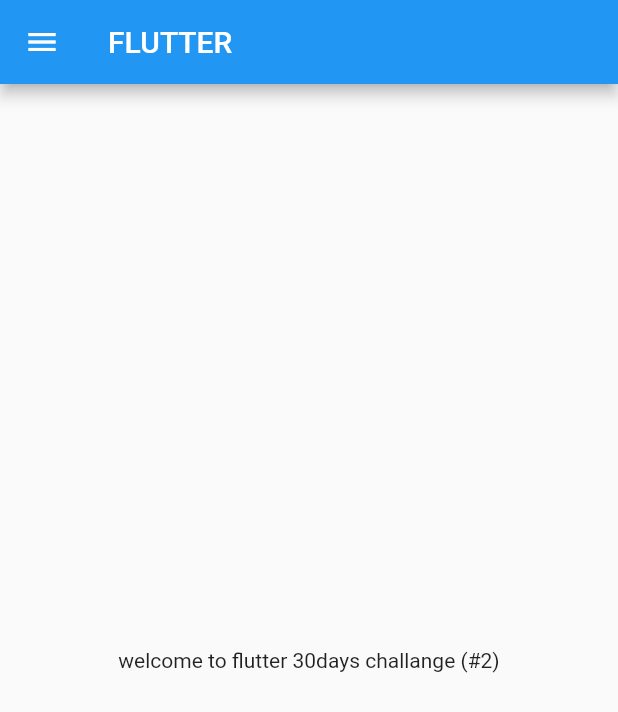
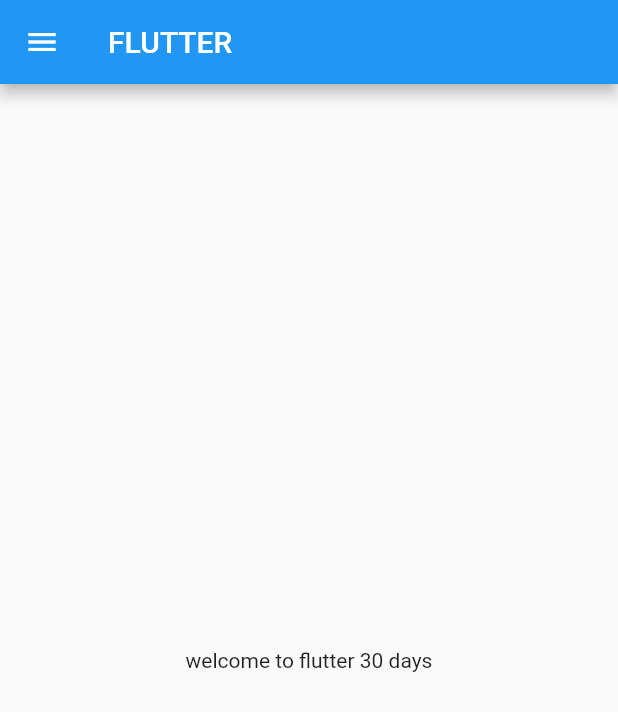
Before and after one commit to nithintinjar/30daysfutterlearn, a Flutter app: the HomePage screen opened directly, on a phone screen of 412 x 824 dp. Shown: the top 712 px of the screen. Run offline on Flutter 3.47's test engine with Material 2 defaults, Android fonts, the phone set to English and light mode, and no system bars.

Commit message:
first commit

```diff
--- /dev/null
+++ b/lib/home_page.dart
@@ -0,0 +1,19 @@
+import 'package:flutter/material.dart';
+
+class HomePage extends StatelessWidget {
+
+  @override
+  Widget build(BuildContext context) {
+    return   Scaffold(
+      appBar: AppBar(
+        title: Text("FLUTTER "),
+      ),
+        body: Center(
+          child: Container(
+            child: Text("welcome to flutter 30 days"),
+          ),
+        ),
+        drawer: Drawer(),
+      );
+  }
+}
--- a/lib/pages/home_page.dart
+++ /dev/null
@@ -1,21 +0,0 @@
-import 'package:flutter/material.dart';
-
-class HomePage extends StatelessWidget {
-  final int days =30;
-  final String s ="#2";
-  @override
-  Widget build(BuildContext context) {
-    return Scaffold(
-      appBar: AppBar(
-        title: Text("FLUTTER"),
-      ),
-        body:  Center(
-          child: Container(
-            child: Text("welcome to flutter ${days}days challange ($s)"),
-          ),
-        ),
-        drawer: Drawer(),
-        // bottomNavigationBar: BottomNavigationBar(items: null),
-        );
-  }
-}
```
Also changed, not shown: lib/main.dart (+5 -7 lines).
